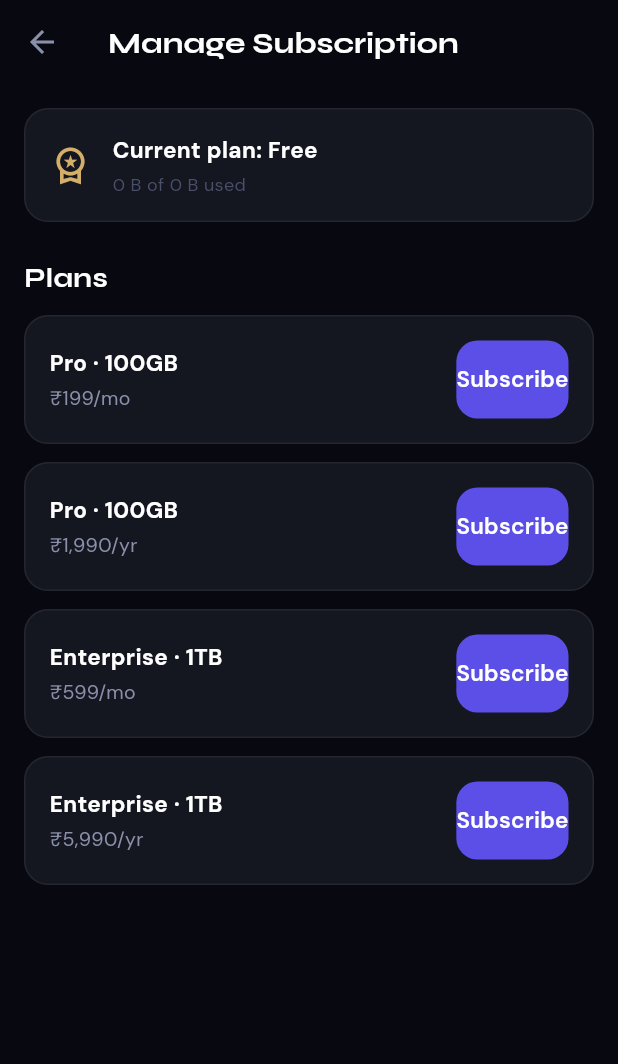
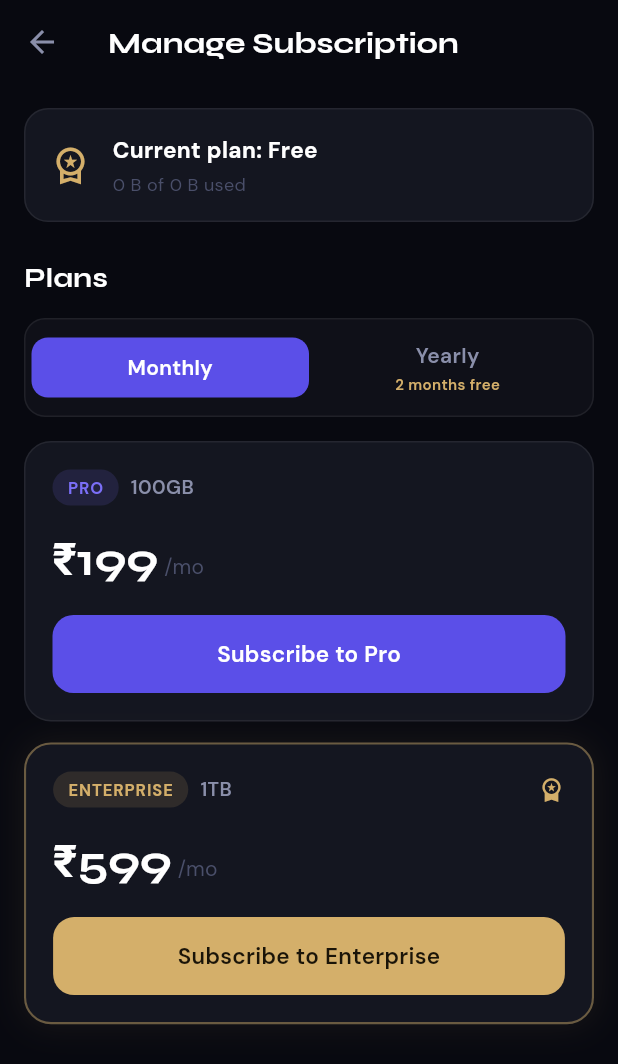
Before and after one commit to Rajathtuesday/Silvora_app, a Flutter app: the BillingScreen screen opened directly, on a phone screen of 412 x 824 dp. Shown: the top 1064 px of the screen. Run offline on Flutter 3.47's test engine with Material 3 defaults, Android fonts, the phone set to English and light mode, and no system bars; our stand-ins replace device_info_plus, file_picker, flutter_secure_storage, google_fonts, open_filex, share_plus and 1 more; missing offline and left inert: bip39, cryptography, razorpay_flutter, syncfusion_flutter_pdfviewer; accounts and stored records are empty; network calls fail.

Commit message:
feat(billing): redesign pricing as tier cards with a monthly/yearly toggle
Replace the four flat, near-identical plan cards with two tier cards
(Pro, Enterprise) driven by a shared interval toggle, a yearly
savings badge, and a monthly-equivalent line when yearly is selected.
Enterprise gets a gold accent treatment to read as the premium tier.

Also re-check email verification on app resume (not just at login), so
the banner clears itself after tapping the verify link in the browser
instead of needing a fresh login to notice.

```diff
--- a/lib/screens/billing/billing_screen.dart
+++ b/lib/screens/billing/billing_screen.dart
@@ -6,30 +6,31 @@ import 'package:razorpay_flutter/razorpay_flutter.dart';
 import '../../services/api_services.dart';
 import '../../theme/silvora_theme.dart';
 
-class _Plan {
+class _Tier {
   final String tier; // "pro" | "enterprise"
-  final String interval; // "monthly" | "yearly"
   final String label;
   final String storage;
-  final String price;
+  final int monthlyPrice; // rupees
+  final int yearlyPrice; // rupees
+  final bool premium; // gets the gold treatment
 
-  const _Plan({
+  const _Tier({
     required this.tier,
-    required this.interval,
     required this.label,
     required this.storage,
-    required this.price,
+    required this.monthlyPrice,
+    required this.yearlyPrice,
+    this.premium = false,
   });
 }
 
 /// Static pricing copy mirroring what's actually configured server-side in
 /// RazorpayPlan — if these ever drift apart, /api/billing/subscribe/ already
 /// returns a clean "not configured yet" error rather than crashing.
-const _plans = [
-  _Plan(tier: "pro", interval: "monthly", label: "Pro", storage: "100GB", price: "₹199/mo"),
-  _Plan(tier: "pro", interval: "yearly", label: "Pro", storage: "100GB", price: "₹1,990/yr"),
-  _Plan(tier: "enterprise", interval: "monthly", label: "Enterprise", storage: "1TB", price: "₹599/mo"),
-  _Plan(tier: "enterprise", interval: "yearly", label: "Enterprise", storage: "1TB", price: "₹5,990/yr"),
+/// Yearly is exactly 10x monthly for both tiers — i.e. 2 months free.
+const _tiers = [
+  _Tier(tier: "pro", label: "Pro", storage: "100GB", monthlyPrice: 199, yearlyPrice: 1990),
+  _Tier(tier: "enterprise", label: "Enterprise", storage: "1TB", monthlyPrice: 599, yearlyPrice: 5990, premium: true),
 ];
 
 class BillingScreen extends StatefulWidget {
@@ -42,6 +43,7 @@ class BillingScreen extends StatefulWidget {
 class _BillingScreenState extends State<BillingScreen> {
   late Razorpay _razorpay;
   Future<Map<String, dynamic>>? _quotaFuture;
+  String _interval = "monthly"; // toggle shared by both tier cards
   String? _subscribingTier; // which card's button is mid-flight, for a per-card spinner
   String? _subscribingInterval;
   String? _error;
@@ -62,20 +64,20 @@ class _BillingScreenState extends State<BillingScreen> {
     super.dispose();
   }
 
-  Future<void> _subscribe(_Plan plan) async {
+  Future<void> _subscribe(_Tier tier) async {
     setState(() {
       _error = null;
-      _subscribingTier = plan.tier;
-      _subscribingInterval = plan.interval;
+      _subscribingTier = tier.tier;
+      _subscribingInterval = _interval;
     });
 
     try {
-      final result = await ApiService.createSubscription(plan.tier, plan.interval);
+      final result = await ApiService.createSubscription(tier.tier, _interval);
       _razorpay.open({
         'key': result["razorpay_key_id"],
         'subscription_id': result["subscription_id"],
         'name': 'Silvora',
-        'description': '${plan.label} (${plan.interval})',
+        'description': '${tier.label} ($_interval)',
         'theme': {'color': '#5B4FE8'},
       });
       // Deliberately not resetting _subscribingTier here — the checkout
@@ -144,7 +146,9 @@ class _BillingScreenState extends State<BillingScreen> {
               "Plans",
               style: GoogleFonts.syne(fontSize: 18, fontWeight: FontWeight.w700, color: SilvoraColors.textPrimary),
             ),
-            const SizedBox(height: 12),
+            const SizedBox(height: 14),
+            _buildIntervalToggle(),
+            const SizedBox(height: 16),
             if (_error != null) ...[
               Container(
                 padding: const EdgeInsets.all(12),
@@ -163,7 +167,65 @@ class _BillingScreenState extends State<BillingScreen> {
                 ),
               ),
             ],
-            for (final plan in _plans) _buildPlanCard(plan),
+            for (final tier in _tiers) _buildTierCard(tier),
+          ],
+        ),
+      ),
+    );
+  }
+
+  Widget _buildIntervalToggle() {
+    return Container(
+      padding: const EdgeInsets.all(4),
+      decoration: BoxDecoration(
+        color: SilvoraColors.surface,
+        borderRadius: BorderRadius.circular(14),
+        border: Border.all(color: SilvoraColors.border),
+      ),
+      child: Row(
+        children: [
+          Expanded(child: _intervalOption("monthly", "Monthly")),
+          Expanded(child: _intervalOption("yearly", "Yearly", badge: "2 months free")),
+        ],
+      ),
+    );
+  }
+
+  Widget _intervalOption(String value, String label, {String? badge}) {
+    final selected = _interval == value;
+    return GestureDetector(
+      onTap: () => setState(() => _interval = value),
+      child: AnimatedContainer(
+        duration: const Duration(milliseconds: 180),
+        padding: const EdgeInsets.symmetric(vertical: 10),
+        decoration: BoxDecoration(
+          color: selected ? SilvoraColors.primary : Colors.transparent,
+          borderRadius: BorderRadius.circular(11),
+        ),
+        child: Column(
+          mainAxisSize: MainAxisSize.min,
+          children: [
+            Text(
+              label,
+              textAlign: TextAlign.center,
+              style: TextStyle(
+                color: selected ? Colors.white : SilvoraColors.textSecondary,
+                fontWeight: FontWeight.w600,
+                fontSize: 14,
+              ),
+            ),
+            if (badge != null) ...[
+              const SizedBox(height: 2),
+              Text(
+                badge,
+                textAlign: TextAlign.center,
+                style: TextStyle(
+                  color: selected ? Colors.white.withValues(alpha: 0.85) : SilvoraColors.gold,
+                  fontSize: 10,
+                  fontWeight: FontWeight.w600,
+                ),
+              ),
+            ],
           ],
         ),
       ),
@@ -209,41 +271,93 @@ class _BillingScreenState extends State<BillingScreen> {
     );
   }
 
-  Widget _buildPlanCard(_Plan plan) {
-    final isSubscribing = _subscribingTier == plan.tier && _subscribingInterval == plan.interval;
+  Widget _buildTierCard(_Tier tier) {
+    final isSubscribing = _subscribingTier == tier.tier && _subscribingInterval == _interval;
+    final isYearly = _interval == "yearly";
+    final priceRupees = isYearly ? tier.yearlyPrice : tier.monthlyPrice;
+    final monthlyEquivalent = (tier.yearlyPrice / 12).round();
+    final accent = tier.premium ? SilvoraColors.gold : SilvoraColors.primaryLight;
+
     return Container(
-      margin: const EdgeInsets.only(bottom: 12),
-      padding: const EdgeInsets.all(16),
+      margin: const EdgeInsets.only(bottom: 14),
+      padding: const EdgeInsets.all(18),
       decoration: BoxDecoration(
         color: SilvoraColors.card,
-        borderRadius: BorderRadius.circular(16),
-        border: Border.all(color: SilvoraColors.border),
+        borderRadius: BorderRadius.circular(18),
+        border: Border.all(color: tier.premium ? SilvoraColors.gold.withValues(alpha: 0.45) : SilvoraColors.border, width: tier.premium ? 1.4 : 1),
+        boxShadow: tier.premium
+            ? [BoxShadow(color: SilvoraColors.gold.withValues(alpha: 0.08), blurRadius: 18, spreadRadius: 1)]
+            : null,
       ),
-      child: Row(
-        children: [
-          Expanded(
       child: Column(
         crossAxisAlignment: CrossAxisAlignment.start,
         children: [
-                Text("${plan.label} · ${plan.storage}",
-                    style: const TextStyle(color: SilvoraColors.textPrimary, fontWeight: FontWeight.w700, fontSize: 15)),
-                const SizedBox(height: 4),
-                Text(plan.price, style: const TextStyle(color: SilvoraColors.textSecondary, fontSize: 13)),
+          Row(
+            children: [
+              Container(
+                padding: const EdgeInsets.symmetric(horizontal: 10, vertical: 4),
+                decoration: BoxDecoration(
+                  color: accent.withValues(alpha: 0.14),
+                  borderRadius: BorderRadius.circular(20),
+                ),
+                child: Text(
+                  tier.label.toUpperCase(),
+                  style: TextStyle(color: accent, fontSize: 11, fontWeight: FontWeight.w700, letterSpacing: 0.6),
+                ),
+              ),
+              const SizedBox(width: 8),
+              Text(tier.storage, style: const TextStyle(color: SilvoraColors.textSecondary, fontSize: 13, fontWeight: FontWeight.w600)),
+              if (tier.premium) ...[
+                const Spacer(),
+                const Icon(Icons.workspace_premium, color: SilvoraColors.gold, size: 18),
+              ],
             ],
           ),
+          const SizedBox(height: 14),
+          Row(
+            crossAxisAlignment: CrossAxisAlignment.baseline,
+            textBaseline: TextBaseline.alphabetic,
+            children: [
+              Text(
+                "₹${_withCommas(priceRupees)}",
+                style: GoogleFonts.syne(color: SilvoraColors.textPrimary, fontSize: 30, fontWeight: FontWeight.w700),
               ),
-          ElevatedButton(
-            onPressed: _subscribingTier != null ? null : () => _subscribe(plan),
+              const SizedBox(width: 4),
+              Text(isYearly ? "/yr" : "/mo", style: const TextStyle(color: SilvoraColors.textMuted, fontSize: 14)),
+            ],
+          ),
+          if (isYearly) ...[
+            const SizedBox(height: 4),
+            Text("≈ ₹$monthlyEquivalent/mo · billed yearly", style: const TextStyle(color: SilvoraColors.textMuted, fontSize: 12)),
+          ],
+          const SizedBox(height: 16),
+          SizedBox(
+            width: double.infinity,
+            child: ElevatedButton(
+              style: tier.premium
+                  ? ElevatedButton.styleFrom(backgroundColor: SilvoraColors.gold, foregroundColor: const Color(0xFF1A1408))
+                  : null,
+              onPressed: _subscribingTier != null ? null : () => _subscribe(tier),
               child: isSubscribing
                   ? const SizedBox(
                       width: 16, height: 16,
                       child: CircularProgressIndicator(strokeWidth: 2, color: Colors.white),
                     )
-                : const Text("Subscribe"),
+                  : Text("Subscribe to ${tier.label}"),
+            ),
           ),
         ],
       ),
     );
+  }
+
+  String _withCommas(int n) {
+    final s = n.toString();
+    if (s.length <= 3) return s;
+    final head = s.substring(0, s.length - 3);
+    final tail = s.substring(s.length - 3);
+    final headWithCommas = head.replaceAllMapped(RegExp(r'(\d)(?=(\d{2})+(?!\d))'), (m) => '${m[1]},');
+    return '$headWithCommas,$tail';
   }
 
   String _formatBytes(int bytes) {
--- a/lib/screens/files/file_list_screen.dart
+++ b/lib/screens/files/file_list_screen.dart
@@ -21,7 +21,7 @@ class FileListScreen extends StatefulWidget {
   State<FileListScreen> createState() => _FileListScreenState();
 }
 
-class _FileListScreenState extends State<FileListScreen> {
+class _FileListScreenState extends State<FileListScreen> with WidgetsBindingObserver {
   late Future<List<dynamic>> _filesFuture;
   Future<Map<String, dynamic>>? _quotaFuture;
   bool _isDownloading = false;
@@ -35,7 +35,29 @@ class _FileListScreenState extends State<FileListScreen> {
   @override
   void initState() {
     super.initState();
+    WidgetsBinding.instance.addObserver(this);
     _reloadFiles();
+  }
+
+  @override
+  void dispose() {
+    WidgetsBinding.instance.removeObserver(this);
+    super.dispose();
+  }
+
+  @override
+  void didChangeAppLifecycleState(AppLifecycleState state) {
+    // The most common path to verifying email is: tap the link in the
+    // email app, then switch back here. Re-check on resume so the banner
+    // clears itself instead of needing a fresh login to notice.
+    if (state == AppLifecycleState.resumed && !SecureState.emailVerified) {
+      ApiService.fetchCurrentUser().then((_) {
+        if (mounted) setState(() {});
+      }).catchError((_) {
+        // Offline or a transient network hiccup on resume — harmless, the
+        // banner just stays as-is until the next successful check.
+      });
+    }
   }
 
   void _reloadFiles() {
```
Lines whose indentation alone changed are shown as unchanged.
